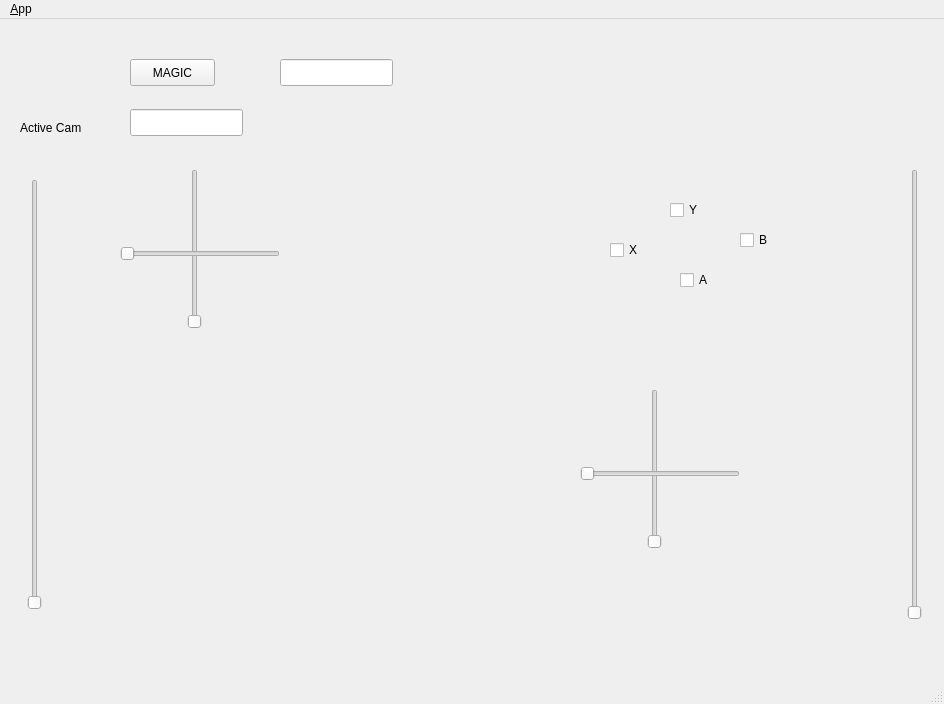
First picture: the form in qtworkspace/qdude/ui/main_window.ui, repository trevorfalls/NASGR, before the edit.
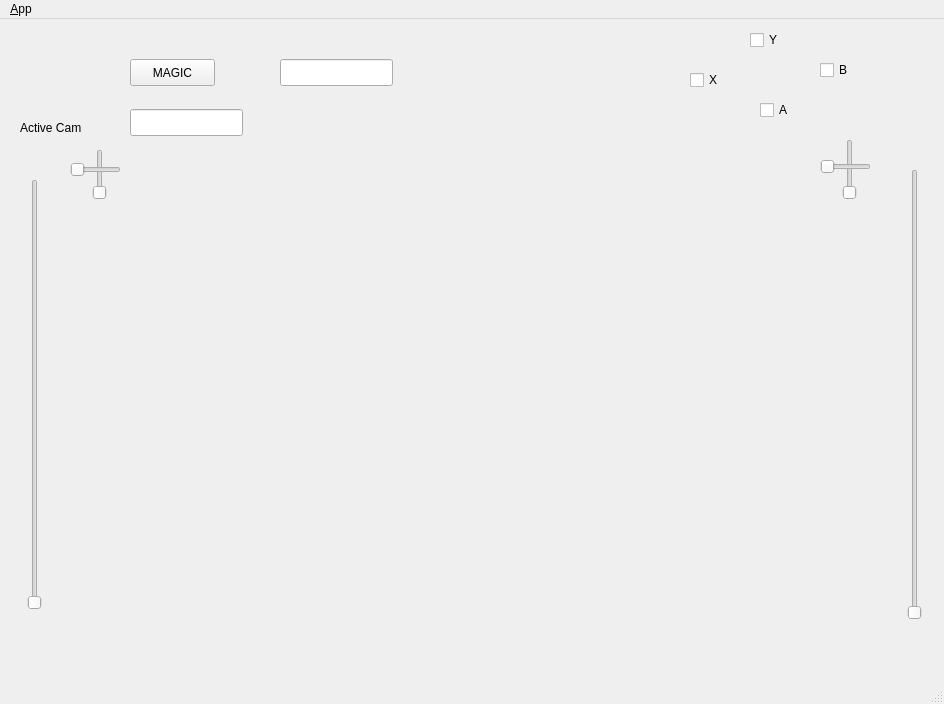
Second picture: the form after the edit. Icons and pictures are not drawn.

Commit message: Tried to get rotating working it didn't work

```diff
--- a/qtworkspace/qdude/ui/main_window.ui
+++ b/qtworkspace/qdude/ui/main_window.ui
@@ -50,8 +50,8 @@
    <widget class="QCheckBox" name="checkA">
     <property name="geometry">
      <rect>
-      <x>680</x>
-      <y>250</y>
+      <x>760</x>
+      <y>80</y>
       <width>97</width>
       <height>22</height>
      </rect>
@@ -63,8 +63,8 @@
    <widget class="QCheckBox" name="checkX">
     <property name="geometry">
      <rect>
-      <x>610</x>
-      <y>220</y>
+      <x>690</x>
+      <y>50</y>
       <width>97</width>
       <height>22</height>
      </rect>
@@ -76,8 +76,8 @@
    <widget class="QCheckBox" name="checkY">
     <property name="geometry">
      <rect>
-      <x>670</x>
-      <y>180</y>
+      <x>750</x>
+      <y>10</y>
       <width>97</width>
       <height>22</height>
      </rect>
@@ -89,8 +89,8 @@
    <widget class="QCheckBox" name="checkB">
     <property name="geometry">
      <rect>
-      <x>740</x>
-      <y>210</y>
+      <x>820</x>
+      <y>40</y>
       <width>97</width>
       <height>22</height>
      </rect>
@@ -128,10 +128,10 @@
    <widget class="QSlider" name="leftControlV">
     <property name="geometry">
      <rect>
-      <x>180</x>
-      <y>150</y>
-      <width>29</width>
-      <height>160</height>
+      <x>90</x>
+      <y>130</y>
+      <width>20</width>
+      <height>51</height>
      </rect>
     </property>
     <property name="orientation">
@@ -141,10 +141,10 @@
    <widget class="QSlider" name="leftControlH">
     <property name="geometry">
      <rect>
-      <x>120</x>
-      <y>220</y>
-      <width>160</width>
-      <height>29</height>
+      <x>70</x>
+      <y>140</y>
+      <width>51</width>
+      <height>21</height>
      </rect>
     </property>
     <property name="orientation">
@@ -154,10 +154,10 @@
    <widget class="QSlider" name="rightControlV">
     <property name="geometry">
      <rect>
-      <x>640</x>
-      <y>370</y>
-      <width>29</width>
-      <height>160</height>
+      <x>840</x>
+      <y>120</y>
+      <width>20</width>
+      <height>61</height>
      </rect>
     </property>
     <property name="orientation">
@@ -167,10 +167,10 @@
    <widget class="QSlider" name="rightControlH">
     <property name="geometry">
      <rect>
-      <x>580</x>
-      <y>440</y>
-      <width>160</width>
-      <height>29</height>
+      <x>820</x>
+      <y>140</y>
+      <width>51</width>
+      <height>16</height>
      </rect>
     </property>
     <property name="orientation">
@@ -180,10 +180,10 @@
    <widget class="QLabel" name="imageLabel">
     <property name="geometry">
      <rect>
-      <x>90</x>
-      <y>330</y>
-      <width>471</width>
-      <height>301</height>
+      <x>70</x>
+      <y>190</y>
+      <width>811</width>
+      <height>441</height>
      </rect>
     </property>
     <property name="text">
```
The commit also changes 1 other file.
